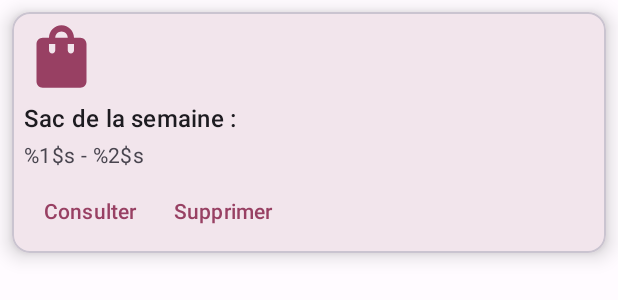
After one commit to CruvixDev/Sacoco, an Android app: the layout card_layout_constraint.xml on its own in the app's theme, with its tools: preview values and no code run, on a phone screen of 412 x 824 dp. The commit adds this screen. Shown: the top 300 px of the screen. Run offline under Robolectric (Android 15) with nearby library versions, the phone set to English and light mode, and no system bars.

Commit message:
Create card layout using constraint layout

```diff
--- a/app/src/main/java/com/example/sacoco/adapter/BagAdapter.java
+++ b/app/src/main/java/com/example/sacoco/adapter/BagAdapter.java
@@ -68,7 +68,8 @@ public class BagAdapter extends RecyclerView.Adapter<BagAdapter.ViewHolder> {
     @NonNull
     @Override
     public BagAdapter.ViewHolder onCreateViewHolder(@NonNull ViewGroup parent, int viewType) {
-        View view = LayoutInflater.from(parent.getContext()).inflate(R.layout.card_layout, parent, false);
+        View view = LayoutInflater.from(parent.getContext()).inflate(
+                R.layout.card_layout_constraint, parent, false);
         return new ViewHolder(view);
     }
 
--- a/app/src/main/java/com/example/sacoco/adapter/ClothAdapter.java
+++ b/app/src/main/java/com/example/sacoco/adapter/ClothAdapter.java
@@ -65,7 +65,8 @@ public class ClothAdapter extends RecyclerView.Adapter<ClothAdapter.ViewHolder>
     @NonNull
     @Override
     public ClothAdapter.ViewHolder onCreateViewHolder(@NonNull ViewGroup parent, int viewType) {
-        View view = LayoutInflater.from(parent.getContext()).inflate(R.layout.card_layout, parent, false);
+        View view = LayoutInflater.from(parent.getContext()).inflate(
+                R.layout.card_layout_constraint, parent, false);
         return new ClothAdapter.ViewHolder(view);
     }
 
--- /dev/null
+++ b/app/src/main/res/layout/card_layout_constraint.xml
@@ -0,0 +1,70 @@
+<?xml version="1.0" encoding="utf-8"?>
+<com.google.android.material.card.MaterialCardView xmlns:android="http://schemas.android.com/apk/res/android"
+    xmlns:app="http://schemas.android.com/apk/res-auto"
+    android:id="@+id/cardLayout"
+    android:layout_width="match_parent"
+    android:layout_height="wrap_content"
+    android:layout_margin="8dp"
+    app:cardElevation="8dp">
+
+    <androidx.constraintlayout.widget.ConstraintLayout
+        android:layout_width="match_parent"
+        android:layout_height="match_parent">
+
+        <com.google.android.material.button.MaterialButton
+            android:id="@+id/removeButton"
+            style="?attr/borderlessButtonStyle"
+            android:layout_width="wrap_content"
+            android:layout_height="wrap_content"
+            android:layout_marginTop="4dp"
+            android:layout_marginBottom="4dp"
+            android:text="@string/card_remove_button_text"
+            app:layout_constraintBottom_toBottomOf="parent"
+            app:layout_constraintStart_toEndOf="@+id/consultButton"
+            app:layout_constraintTop_toBottomOf="@+id/cardSubTitle" />
+
+        <com.google.android.material.button.MaterialButton
+            android:id="@+id/consultButton"
+            style="?attr/borderlessButtonStyle"
+            android:layout_width="wrap_content"
+            android:layout_height="wrap_content"
+            android:layout_marginTop="4dp"
+            android:layout_marginBottom="4dp"
+            android:text="@string/card_consult_button_text"
+            app:layout_constraintBottom_toBottomOf="parent"
+            app:layout_constraintStart_toStartOf="@+id/cardStartIcon"
+            app:layout_constraintTop_toBottomOf="@+id/cardSubTitle" />
+
+        <TextView
+            android:id="@+id/cardSubTitle"
+            android:layout_width="wrap_content"
+            android:layout_height="wrap_content"
+            android:layout_marginTop="4dp"
+            android:text="@string/card_base_text"
+            android:textAppearance="?attr/textAppearanceBodyMedium"
+            android:textColor="?android:attr/textColorSecondary"
+            app:layout_constraintStart_toStartOf="@+id/cardStartIcon"
+            app:layout_constraintTop_toBottomOf="@+id/cardMainTitle" />
+
+        <TextView
+            android:id="@+id/cardMainTitle"
+            android:layout_width="wrap_content"
+            android:layout_height="wrap_content"
+            android:layout_marginTop="8dp"
+            android:text="@string/card_bag_name_title"
+            android:textAppearance="?attr/textAppearanceTitleMedium"
+            app:layout_constraintStart_toStartOf="@+id/cardStartIcon"
+            app:layout_constraintTop_toBottomOf="@+id/cardStartIcon" />
+
+        <com.google.android.material.imageview.ShapeableImageView
+            android:id="@+id/cardStartIcon"
+            android:layout_width="50dp"
+            android:layout_height="43dp"
+            android:layout_margin="8dp"
+            android:scaleType="centerCrop"
+            app:layout_constraintStart_toStartOf="parent"
+            app:layout_constraintTop_toTopOf="parent"
+            app:srcCompat="@drawable/bag"
+            app:tint="?attr/colorPrimary" />
+    </androidx.constraintlayout.widget.ConstraintLayout>
+</com.google.android.material.card.MaterialCardView>
```
